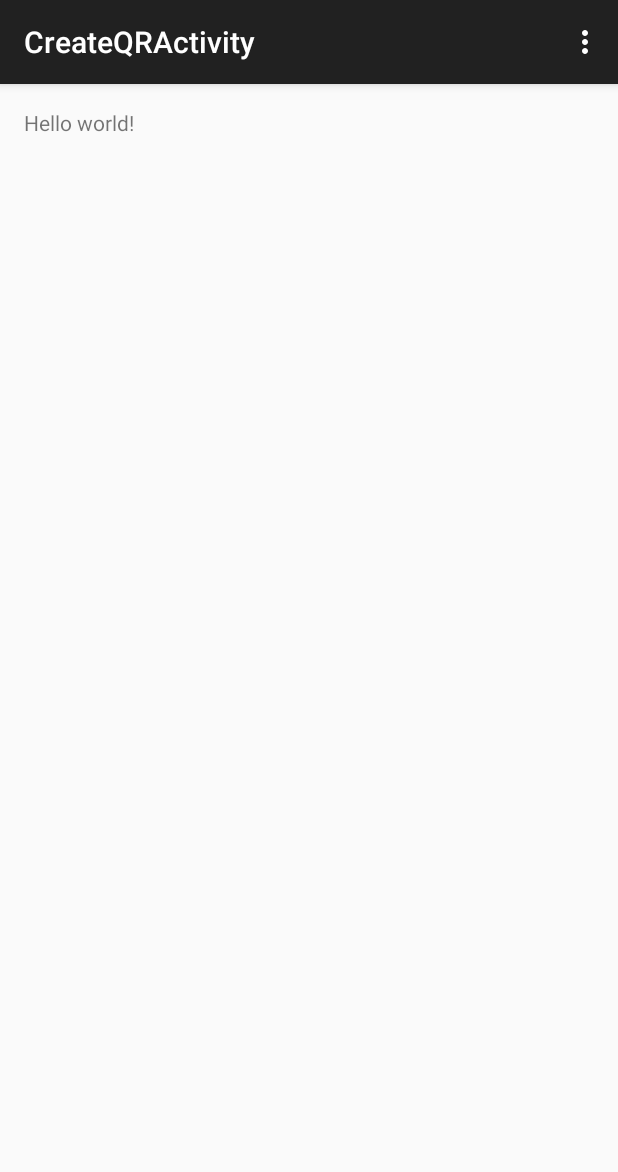
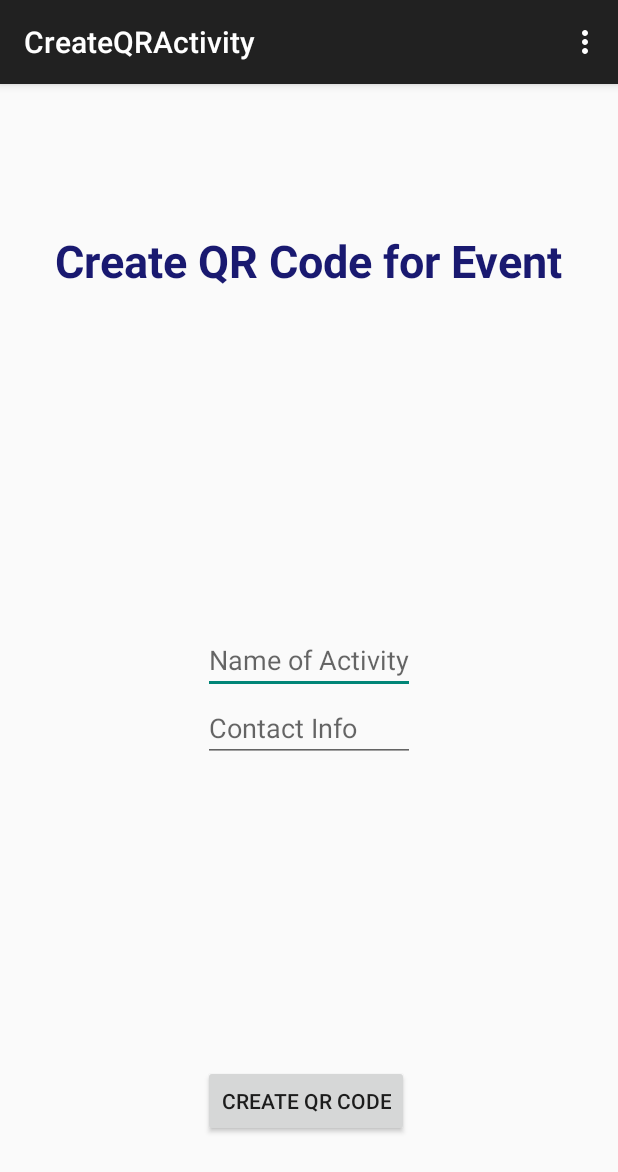
Before and after one commit to AyeAndy/UMDRegi, an Android app: the CreateQRActivity screen opened directly, with no data from a screen before it, on a phone screen of 412 x 824 dp. Shown: the top 1172 px of the screen. Run offline under Robolectric (Android 15) with nearby library versions, the phone set to English and light mode, and no system bars.

```diff
--- a/app/src/main/AndroidManifest.xml
+++ b/app/src/main/AndroidManifest.xml
@@ -8,7 +8,7 @@
         android:label="@string/app_name"
         android:theme="@style/AppTheme" >
         <activity
-            android:name=".MainActivity"
+            android:name=".MainMenu"
             android:label="@string/app_name" >
             <intent-filter>
                 <action android:name="android.intent.action.MAIN" />
@@ -20,6 +20,10 @@
             android:name=".CreateQRActivity"
             android:label="@string/title_activity_create_qr" >
         </activity>
+        <activity
+            android:name=".MainActivity"
+            android:label="MainActivity" >
+        </activity>
     </application>
 
 </manifest>
--- a/app/src/main/java/com/example/msoohyun88/umdregi/MainActivity.java
+++ b/app/src/main/java/com/example/msoohyun88/umdregi/MainActivity.java
@@ -59,10 +59,6 @@ public class MainActivity extends AppCompatActivity {
 
                 String contents = intent.getStringExtra("SCAN_RESULT");
                 String format = intent.getStringExtra("SCAN_RESULT_FORMAT");
-
-                Log.d("JACK--------------", contents);
-
-
             }
         }
 
--- a/app/src/main/res/layout/activity_create_qr.xml
+++ b/app/src/main/res/layout/activity_create_qr.xml
@@ -6,7 +6,48 @@
     android:paddingBottom="@dimen/activity_vertical_margin"
     tools:context="com.example.msoohyun88.umdregi.CreateQRActivity">
 
-    <TextView android:text="@string/hello_world" android:layout_width="wrap_content"
-        android:layout_height="wrap_content" />
+    <EditText
+        android:layout_width="wrap_content"
+        android:layout_height="wrap_content"
+        android:id="@+id/editText"
+        android:inputType="text"
+        android:hint="Name of Activity"
+        android:layout_centerVertical="true"
+        android:layout_centerHorizontal="true" />
+
+    <EditText
+        android:layout_width="wrap_content"
+        android:layout_height="wrap_content"
+        android:id="@+id/editText2"
+        android:inputType="text"
+        android:hint="Contact Info"
+        android:layout_below="@+id/editText"
+        android:layout_alignLeft="@+id/editText"
+        android:layout_alignStart="@+id/editText"
+        android:layout_alignRight="@+id/editText"
+        android:layout_alignEnd="@+id/editText" />
+
+    <Button
+        android:layout_width="wrap_content"
+        android:layout_height="wrap_content"
+        android:text="Create QR Code"
+        android:id="@+id/button"
+        android:layout_alignParentBottom="true"
+        android:layout_alignLeft="@+id/editText"
+        android:layout_alignStart="@+id/editText"
+        android:layout_marginBottom="50dp" />
+
+    <TextView
+        android:layout_width="wrap_content"
+        android:layout_height="wrap_content"
+        android:text="Create QR Code for Event"
+        android:textColor="#191970"
+        android:textSize="30dp"
+        android:textStyle="bold"
+        android:textAlignment="center"
+        android:id="@+id/textView3"
+        android:layout_marginTop="81dp"
+        android:layout_alignParentTop="true"
+        android:layout_centerHorizontal="true" />
 
 </RelativeLayout>
--- a/app/src/main/res/values/strings.xml
+++ b/app/src/main/res/values/strings.xml
@@ -4,4 +4,5 @@
     <string name="hello_world">Hello world!</string>
     <string name="action_settings">Settings</string>
     <string name="title_activity_create_qr">CreateQRActivity</string>
+    <string name="title_activity_main_menu">MainMenu</string>
 </resources>
```
Also changed, not shown: app/src/main/java/com/example/msoohyun88/umdregi/MainMenu.java (+13 -0 lines), app/src/main/res/layout/activity_main.xml (+10 -11 lines), app/src/main/res/layout/activity_main_menu.xml (+35 -2 lines), 1 other file.
